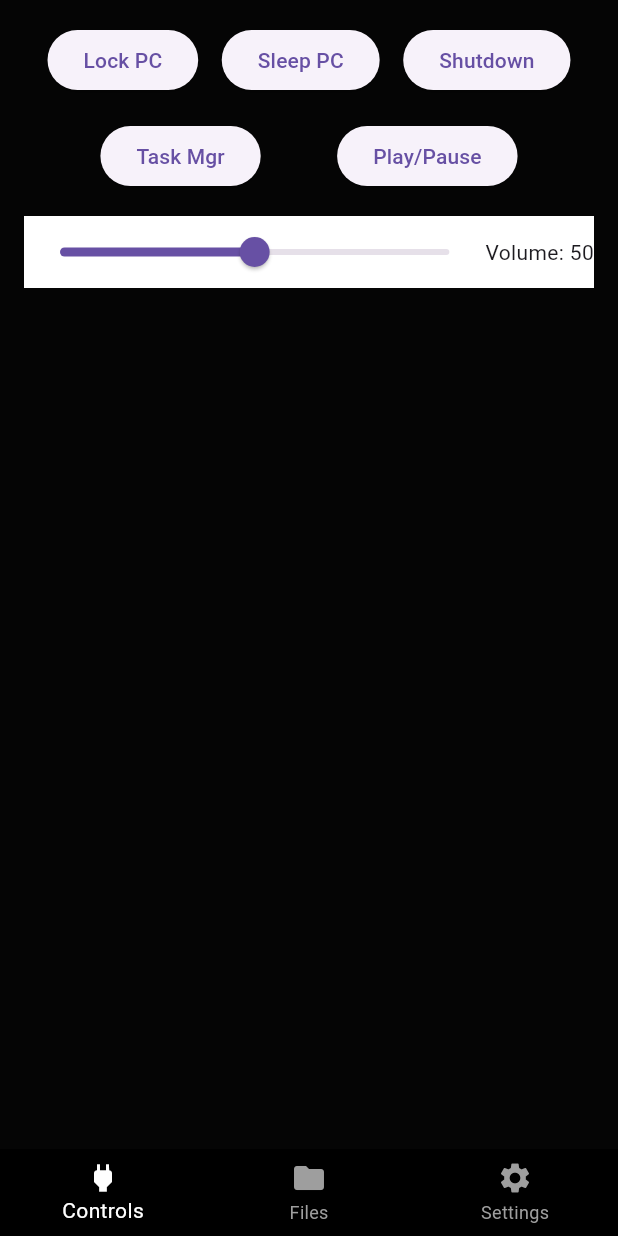
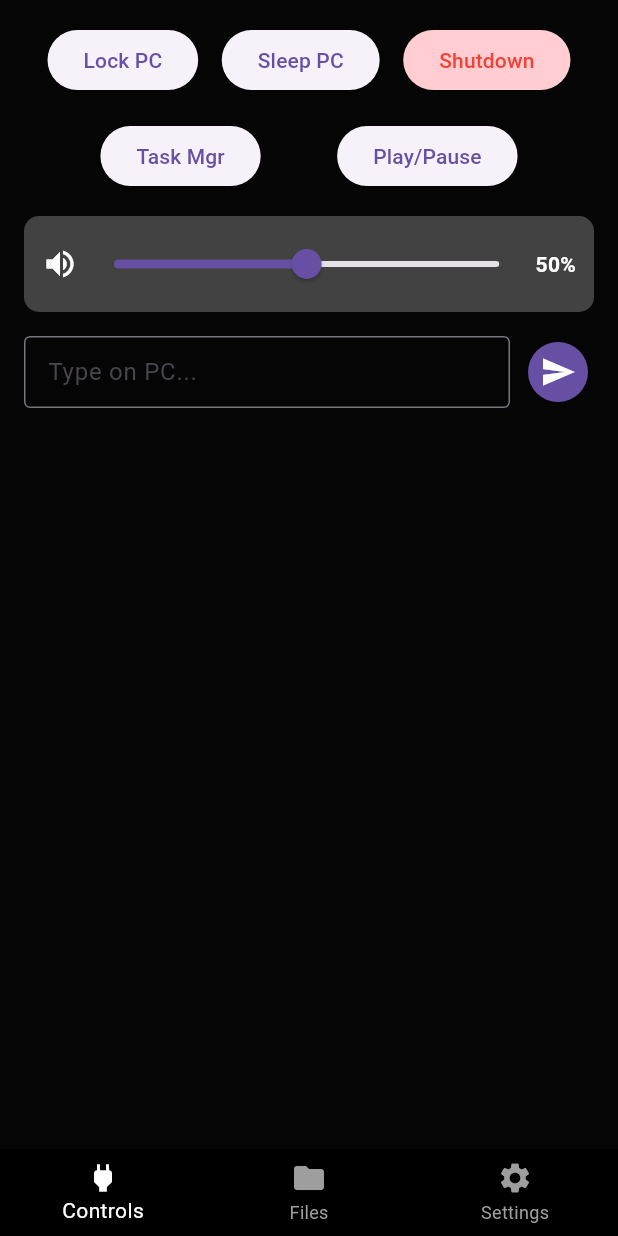
Before and after one commit to adityamoolya/pc_remote, a Flutter app: the screen it shows after launch, after a tap on "Lock PC", on a phone screen of 412 x 824 dp. Run offline on Flutter 3.47's test engine with Material 3 defaults, Android fonts, the phone set to English and light mode, and no system bars; our stand-ins replace dio, permission_handler; missing offline and left inert: mobile_scanner.

Commit message:
changed api servicelogic

```diff
--- a/mobile_fastapi/lib/screens/control.dart
+++ b/mobile_fastapi/lib/screens/control.dart
@@ -1,4 +1,5 @@
 import 'package:flutter/material.dart';
+import '../scripts/api_service.dart';
 
 class ControlsScreen extends StatefulWidget {
   const ControlsScreen({super.key});
@@ -8,7 +9,23 @@ class ControlsScreen extends StatefulWidget {
 }
 
 class _ControlsScreenState extends State<ControlsScreen> {
-  double _currentValue = 50; // initial slider value
+  final ApiService _api = ApiService(); // Singleton access
+  double _currentValue = 50;
+  final TextEditingController _controller = TextEditingController();
+
+  @override
+  void dispose() {
+    _controller.dispose();
+    super.dispose();
+  }
+
+  /// Helper to send commands and keep UI code clean.
+  /// Assumes you added a generic `post(path, data)` to your ApiService.
+  void _send(String endpoint, [Map<String, dynamic>? data]) {
+    // If you haven't added a generic post method to ApiService yet,
+    // you can implement it there, or call specific methods like _api.lockPc()
+    _api.post(endpoint, data);
+  }
 
   @override
   Widget build(BuildContext context) {
@@ -16,60 +33,58 @@ class _ControlsScreenState extends State<ControlsScreen> {
       padding: const EdgeInsets.all(16),
       child: Column(
         children: [
-          // First row
+          // --- Row 1: Power Controls ---
           Row(
             mainAxisAlignment: MainAxisAlignment.spaceEvenly,
             children: [
               ElevatedButton(
-                onPressed: () {
-                  print('Lock PC pressed');
-                },
+                onPressed: () => _send('/system/lock'),
                 child: const Text('Lock PC'),
               ),
               ElevatedButton(
-                onPressed: () {
-                  print('Sleep PC pressed');
-                },
+                onPressed: () => _send('/system/sleep'),
                 child: const Text('Sleep PC'),
               ),
               ElevatedButton(
-                onPressed: () {
-                  print('Shutdown pressed');
-                },
+                style: ElevatedButton.styleFrom(
+                  backgroundColor: Colors.red.shade100, // Visual cue for danger
+                  foregroundColor: Colors.red,
+                ),
+                onPressed: () => _send('/system/shutdown'),
                 child: const Text('Shutdown'),
               ),
             ],
           ),
 
-          const SizedBox(height: 16), // space between rows
+          const SizedBox(height: 16),
 
-          // Second row
+          // --- Row 2: Utility ---
           Row(
             mainAxisAlignment: MainAxisAlignment.spaceEvenly,
             children: [
               ElevatedButton(
-                onPressed: () {
-                  print('Task Manager pressed');
-                },
+                onPressed: () => _send('/system/taskmgr'),
                 child: const Text('Task Mgr'),
               ),
               ElevatedButton(
-                onPressed: () {
-                  print('Play/Pause pressed');
-                },
+                onPressed: () => _send('/media/playpause'),
                 child: const Text('Play/Pause'),
               ),
             ],
           ),
 
-          const SizedBox(height: 16), // space before slider
+          const SizedBox(height: 16),
 
-          // Third row: Slider
+          // --- Row 3: Volume Slider ---
           Container(
-            color: Colors.white,
+            decoration: BoxDecoration(
+              color: Colors.grey[800],
+              borderRadius: BorderRadius.circular(10),
+            ),
+            padding: const EdgeInsets.symmetric(horizontal: 12, vertical: 8),
             child: Row(
-              mainAxisAlignment: MainAxisAlignment.spaceEvenly,
               children: [
+                const Icon(Icons.volume_up, color: Colors.white),
                 Expanded(
                   child: Slider(
                     value: _currentValue,
@@ -77,19 +92,45 @@ class _ControlsScreenState extends State<ControlsScreen> {
                     max: 100,
                     divisions: 100,
                     label: _currentValue.round().toString(),
-                    onChanged: (double value) {
-                      setState(() {
-                        _currentValue = value;
-                      });
-                      print('Slider value: $_currentValue');
-                    },
+                    onChanged: (val) => setState(() => _currentValue = val),
+                    // Critical: Use onChangeEnd to send request only when user lets go
+                    onChangeEnd: (val) => _send('/media/volume', {'level': val.toInt()}),
                   ),
                 ),
-                Text('Volume: ${_currentValue.round()}'),
-
-
+                Text(
+                  '${_currentValue.round()}%',
+                  style: const TextStyle(color: Colors.white, fontWeight: FontWeight.bold),
+                ),
               ],
             ),
+          ),
+
+          const SizedBox(height: 16),
+
+          // --- Row 4: Text Input ---
+          Row(
+            children: [
+              Expanded(
+                child: TextField(
+                  controller: _controller,
+                  decoration: const InputDecoration(
+                    hintText: 'Type on PC...',
+                    border: OutlineInputBorder(),
+                    contentPadding: EdgeInsets.symmetric(horizontal: 12, vertical: 8),
+                  ),
+                ),
+              ),
+              const SizedBox(width: 8),
+              IconButton.filled(
+                onPressed: () {
+                  if (_controller.text.isNotEmpty) {
+                    _send('/keyboard/type', {'text': _controller.text});
+                    _controller.clear();
+                  }
+                },
+                icon: const Icon(Icons.send),
+              ),
+            ],
           ),
         ],
       ),
--- a/mobile_fastapi/lib/scripts/api_service.dart
+++ b/mobile_fastapi/lib/scripts/api_service.dart
@@ -0,0 +1,97 @@
+import 'package:dio/dio.dart';
+import 'package:flutter/foundation.dart';
+
+class ApiService {
+  // Singleton pattern (optional, but good for global access)
+  static final ApiService _instance = ApiService._internal();
+  factory ApiService() => _instance;
+  ApiService._internal();
+
+  final Dio _dio = Dio();
+
+  // State to track if we are configured
+  bool isConfigured = false;
+  String? currentIp;
+
+  /// Configures the connection details.
+  /// Call this when the user taps a discovered device and enters the API Key.
+  ///
+  /// [ip] & [port]: From Bonsoir (Discovery).
+  /// [apiKey]: From the Text Field user input.
+  void setConnection(String ip, int port, String apiKey) {
+    currentIp = ip;
+
+    // 1. Set the Base URL (http://192.168.x.x:8000)
+    _dio.options.baseUrl = 'http://$ip:$port';
+
+    // 2. Set the Headers globally for this instance
+    // All future requests will automatically include this Key.
+    _dio.options.headers = {
+      'Content-Type': 'application/json',
+      'X-API-Key': apiKey, // Must match your FastAPI header implementation
+    };
+
+    // 3. Set timeouts to avoid hanging if the PC goes offline
+    _dio.options.connectTimeout = const Duration(seconds: 5);
+    _dio.options.receiveTimeout = const Duration(seconds: 3);
+
+    isConfigured = true;
+    debugPrint("🔌 API Service configured for $ip:$port with Key: $apiKey");
+  }
+
+  /// Optional: Verify the connection immediately after setting it up.
+  /// Useful to tell the user "Wrong API Key" before they try to control anything.
+  Future<bool> verifyConnection() async {
+    if (!isConfigured) return false;
+
+    try {
+      // Assuming you have a root endpoint or a health check endpoint
+      final response = await _dio.get('/');
+      return response.statusCode == 200;
+    } catch (e) {
+      debugPrint("❌ Connection verification failed: $e");
+      return false;
+    }
+  }
+
+  // ----------------------------------------------------------------------
+  // Below are examples of how to use the configured connection
+  // ----------------------------------------------------------------------
+
+  /// Example: Send Mouse Movement
+  Future<void> updateMouse(double x, double y) async {
+    if (!isConfigured) return;
+
+    try {
+      await _dio.post('/mouse/move', data: {
+        'x': x,
+        'y': y,
+      });
+    } catch (e) {
+      debugPrint("Error moving mouse: $e");
+    }
+  }
+
+  /// Example: Send Keyboard Input
+  Future<void> sendKeystroke(String key) async {
+    if (!isConfigured) return;
+
+    try {
+      await _dio.post('/keyboard/press', data: {
+        'key': key,
+      });
+    } catch (e) {
+      debugPrint("Error sending key: $e");
+    }
+  }
+
+  // Add this inside ApiService class
+  Future<void> post(String path, [Map<String, dynamic>? data]) async {
+    if (!isConfigured) return;
+    try {
+      await _dio.post(path, data: data);
+    } catch (e) {
+      debugPrint("Error sending to $path: $e");
+    }
+  }
+}
```
